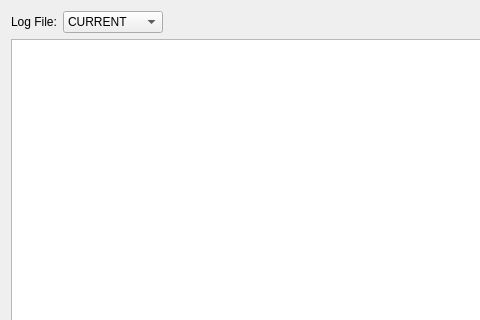
This is sub3suite/src/Dialogs/LogViewerDialog.ui in 3nock/OTE as Qt 5 draws it before an edit; both pictures show x 0 to 480 and y 0 to 320 of the 779 by 541 pixel window. The edited form follows.
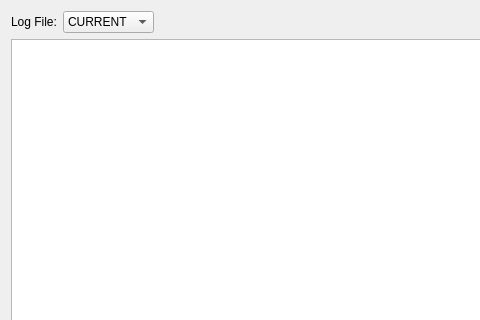
This is the edited form. Icons and pictures are not drawn.

```diff
--- a/sub3suite/src/Dialogs/LogViewerDialog.ui
+++ b/sub3suite/src/Dialogs/LogViewerDialog.ui
@@ -37,7 +37,7 @@
       <widget class="QComboBox" name="comboBoxLogFile">
        <property name="minimumSize">
         <size>
-         <width>100</width>
+         <width>0</width>
          <height>0</height>
         </size>
        </property>
```
